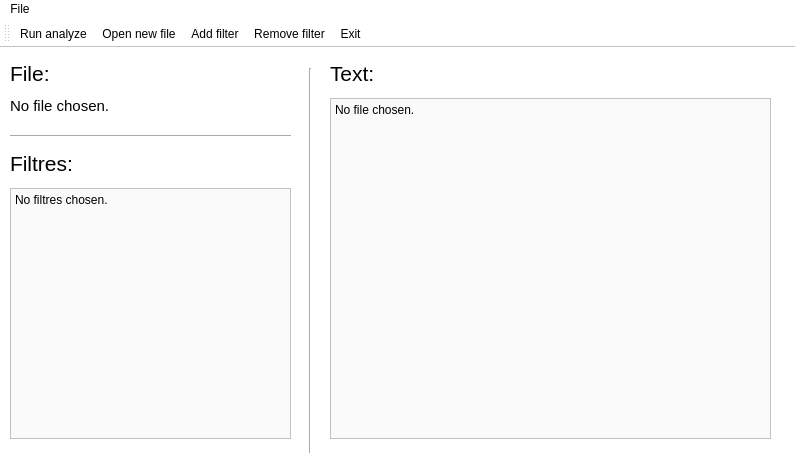
This is QtWidgetsApplication2/QtWidgetsApplication2.ui in karolrogozinski/Text_analyzer as Qt 5 draws it before an edit. The edited form follows.
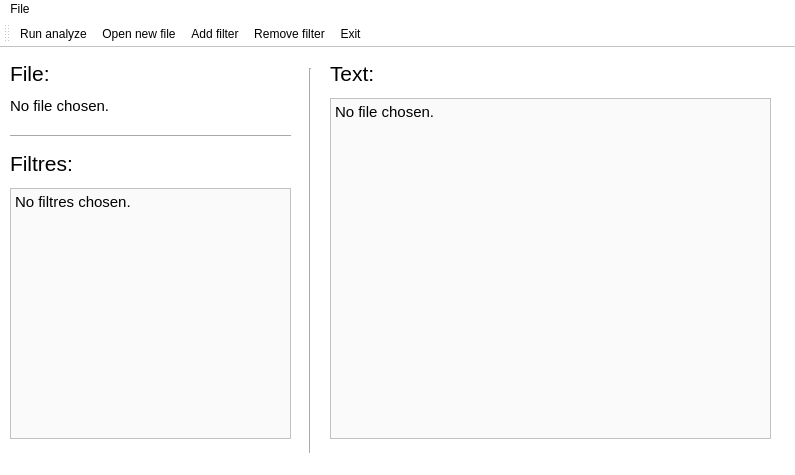
This is the edited form. Icons and pictures are not drawn.

Diff of the .ui file:
```diff
--- a/QtWidgetsApplication2/QtWidgetsApplication2.ui
+++ b/QtWidgetsApplication2/QtWidgetsApplication2.ui
@@ -207,6 +207,11 @@
       <height>341</height>
      </rect>
     </property>
+    <property name="font">
+     <font>
+      <pointsize>11</pointsize>
+     </font>
+    </property>
     <property name="mouseTracking">
      <bool>false</bool>
     </property>
@@ -223,7 +228,7 @@
      <string>&lt;!DOCTYPE HTML PUBLIC &quot;-//W3C//DTD HTML 4.0//EN&quot; &quot;http://www.w3.org/TR/REC-html40/strict.dtd&quot;&gt;
 &lt;html&gt;&lt;head&gt;&lt;meta name=&quot;qrichtext&quot; content=&quot;1&quot; /&gt;&lt;meta charset=&quot;utf-8&quot; /&gt;&lt;style type=&quot;text/css&quot;&gt;
 p, li { white-space: pre-wrap; }
-&lt;/style&gt;&lt;/head&gt;&lt;body style=&quot; font-family:'Segoe UI'; font-size:9pt; font-weight:400; font-style:normal;&quot;&gt;
+&lt;/style&gt;&lt;/head&gt;&lt;body style=&quot; font-family:'Segoe UI'; font-size:11pt; font-weight:400; font-style:normal;&quot;&gt;
 &lt;p style=&quot; margin-top:0px; margin-bottom:0px; margin-left:0px; margin-right:0px; -qt-block-indent:0; text-indent:0px;&quot;&gt;No file chosen.&lt;/p&gt;&lt;/body&gt;&lt;/html&gt;</string>
     </property>
    </widget>
@@ -265,6 +270,11 @@
       <height>251</height>
      </rect>
     </property>
+    <property name="font">
+     <font>
+      <pointsize>11</pointsize>
+     </font>
+    </property>
     <property name="styleSheet">
      <string notr="true">background-color: rgb(250, 250, 250)</string>
     </property>
@@ -272,7 +282,7 @@
      <string>&lt;!DOCTYPE HTML PUBLIC &quot;-//W3C//DTD HTML 4.0//EN&quot; &quot;http://www.w3.org/TR/REC-html40/strict.dtd&quot;&gt;
 &lt;html&gt;&lt;head&gt;&lt;meta name=&quot;qrichtext&quot; content=&quot;1&quot; /&gt;&lt;meta charset=&quot;utf-8&quot; /&gt;&lt;style type=&quot;text/css&quot;&gt;
 p, li { white-space: pre-wrap; }
-&lt;/style&gt;&lt;/head&gt;&lt;body style=&quot; font-family:'Segoe UI'; font-size:9pt; font-weight:400; font-style:normal;&quot;&gt;
+&lt;/style&gt;&lt;/head&gt;&lt;body style=&quot; font-family:'Segoe UI'; font-size:11pt; font-weight:400; font-style:normal;&quot;&gt;
 &lt;p style=&quot; margin-top:0px; margin-bottom:0px; margin-left:0px; margin-right:0px; -qt-block-indent:0; text-indent:0px;&quot;&gt;No filtres chosen.&lt;/p&gt;&lt;/body&gt;&lt;/html&gt;</string>
     </property>
    </widget>
```
